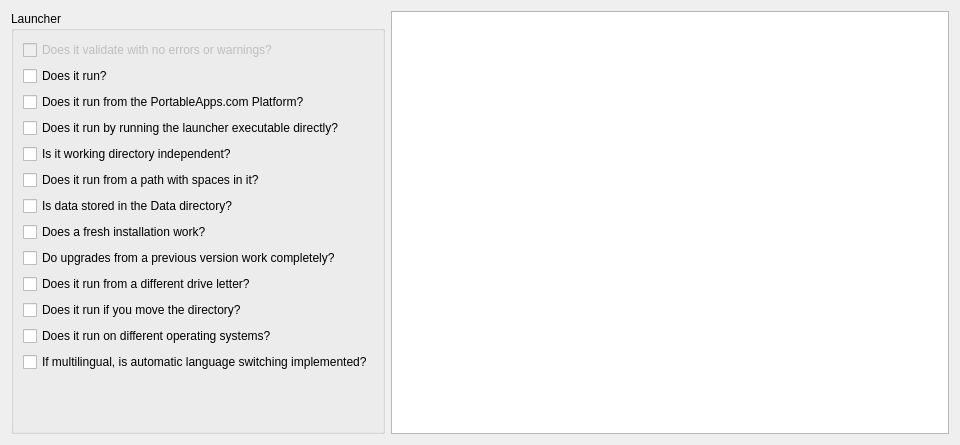
First picture: the form in frontend/guiqt/ui/pagetest.ui, repository 3D1T0R/PortableApps.com-DevelopmentToolkit, before the edit.
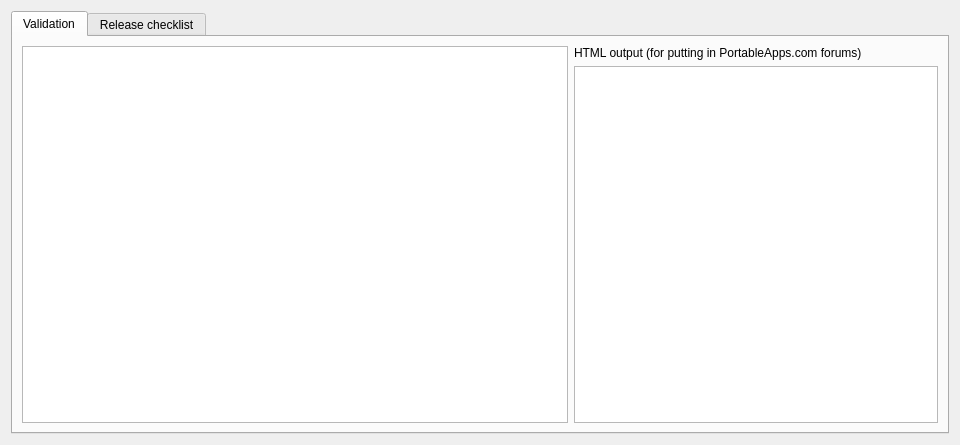
Second picture: the form after the edit.

Commit message: Further work on the new interface; brought back validation, in the Test page.

Patch:
```diff
--- a/frontend/guiqt/ui/pagetest.ui
+++ b/frontend/guiqt/ui/pagetest.ui
@@ -12,23 +12,43 @@
   </property>
   <layout class="QHBoxLayout" name="horizontalLayout">
    <item>
-    <widget class="QGroupBox" name="test_launcher_groupbox">
+    <widget class="QTabWidget" name="tabwidget">
+     <property name="currentIndex">
+      <number>0</number>
+     </property>
+     <widget class="QWidget" name="validate_tab">
+      <attribute name="title">
+       <string>Validation</string>
+      </attribute>
+      <layout class="QGridLayout" name="gridLayout" columnstretch="3,2">
+       <item row="0" column="0" rowspan="2">
+        <widget class="QTextBrowser" name="validation_results_html"/>
+       </item>
+       <item row="1" column="1">
+        <widget class="QPlainTextEdit" name="validation_results_plain"/>
+       </item>
+       <item row="0" column="1">
+        <widget class="QLabel" name="label_2">
+         <property name="text">
+          <string>HTML output (for putting in PortableApps.com forums)</string>
+         </property>
+        </widget>
+       </item>
+      </layout>
+     </widget>
+     <widget class="QWidget" name="checklist_tab">
+      <attribute name="title">
+       <string>Release checklist</string>
+      </attribute>
+      <layout class="QHBoxLayout" name="horizontalLayout_2">
+       <item>
+        <widget class="QGroupBox" name="launcher_groupbox">
      <property name="title">
       <string>Launcher</string>
      </property>
      <layout class="QVBoxLayout" name="verticalLayout_2">
       <item>
-       <widget class="QCheckBox" name="test_validates">
-        <property name="enabled">
-         <bool>false</bool>
-        </property>
-        <property name="text">
-         <string>Does it validate with no errors or warnings?</string>
-        </property>
-       </widget>
-      </item>
-      <item>
-       <widget class="QCheckBox" name="test_runs">
+           <widget class="QCheckBox" name="checklist_runs">
         <property name="text">
          <string>Does it run?</string>
         </property>
@@ -164,7 +184,7 @@
     </widget>
    </item>
    <item>
-    <widget class="QTextBrowser" name="test_help">
+        <widget class="QTextBrowser" name="checklist_help">
      <property name="source">
       <url>
        <string>qrc:/checklist.html</string>
@@ -173,6 +193,10 @@
      <property name="openExternalLinks">
       <bool>true</bool>
      </property>
+        </widget>
+       </item>
+      </layout>
+     </widget>
     </widget>
    </item>
   </layout>
```
Left out of the diff: 24 changed lines with no effect on the pictures. Lines whose indentation alone changed are shown as unchanged. The commit also changes 3 other files.
